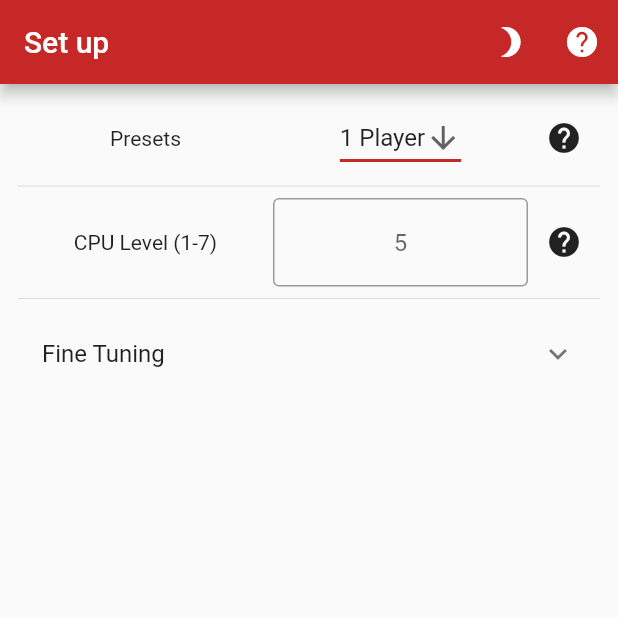
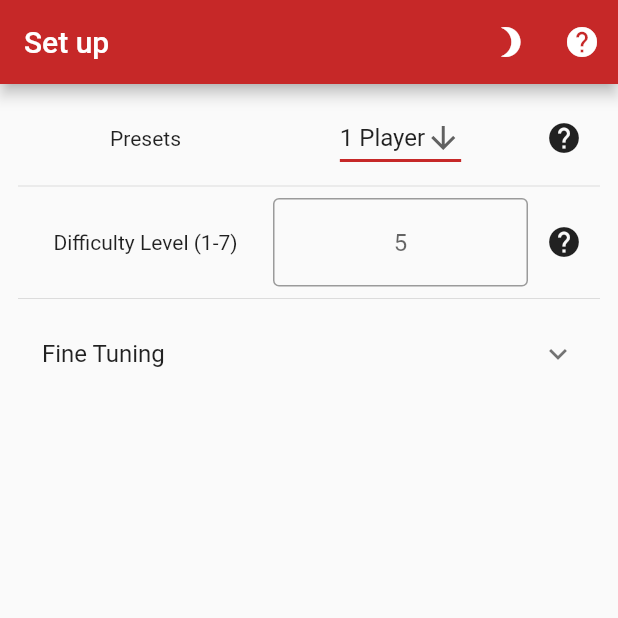
Before and after one commit to Robert3141/Connectron, a Flutter app: the screen it shows after launch, on a phone screen of 412 x 824 dp, the top half of it. Run offline on Flutter 3.47's test engine with Material 2 defaults, Android fonts, the phone set to English and light mode, and no system bars; our stand-ins replace dynamic_theme.

Commit message:
Minor String changes

```diff
--- a/lib/globals.dart
+++ b/lib/globals.dart
@@ -46,7 +46,7 @@ const String lblBoardSize = "Board Size ($boardMin-$boardMax)";
 const String lblAmountOfPlayers = "Amount of players ($playerMin-$playerMax)";
 const String lblLineLength = "Line Length ($lineMin-$lineMax)";
 const String lblRoundNum = "Number of rounds ($roundMin-$roundMax)";
-const String lblRecursion = "CPU Level ($recursionMin-$recursionMax)";
+const String lblRecursion = "Difficulty Level ($recursionMin-$recursionMax)";
 const String lblBombCounter = "Use bomb counter";
 const String lblRunGame = "Run Game";
 const String errorTitleError = "Error";
@@ -61,8 +61,8 @@ const String errorMsgInputLineLengthLarge = "The line length is too large. It sh
 const String errorMsgInputLineLengthProblem = "The line length is larger than the board!";
 const String errorMsgInputRoundSmall = "The round number is too small. It should be $roundMin-$roundMax";
 const String errorMsgInputRoundLarge = "The round number is too large. It should be $roundMin-$roundMax";
-const String errorMsgInputRecursionSmall = "The CPU level is too small. It should be $recursionMin-$recursionMax";
-const String errorMsgInputRecursionLarge = "The CPU level is too large. It should be $recursionMin-$recursionMax";
+const String errorMsgInputRecursionSmall = "The Difficulty level is too small. It should be $recursionMin-$recursionMax";
+const String errorMsgInputRecursionLarge = "The Difficulty level is too large. It should be $recursionMin-$recursionMax";
 const String helpTitleHelp = "Help";
 const String helpMsgHelpMain = "Connectron is a Connect 4 style game played by $playerMin-$playerMax. Use the presets to select a game for players or delve into the fine tuning for precise setup";
 const String helpOptionalPresets = "Premade settings for the game (good for most use cases)";
```
